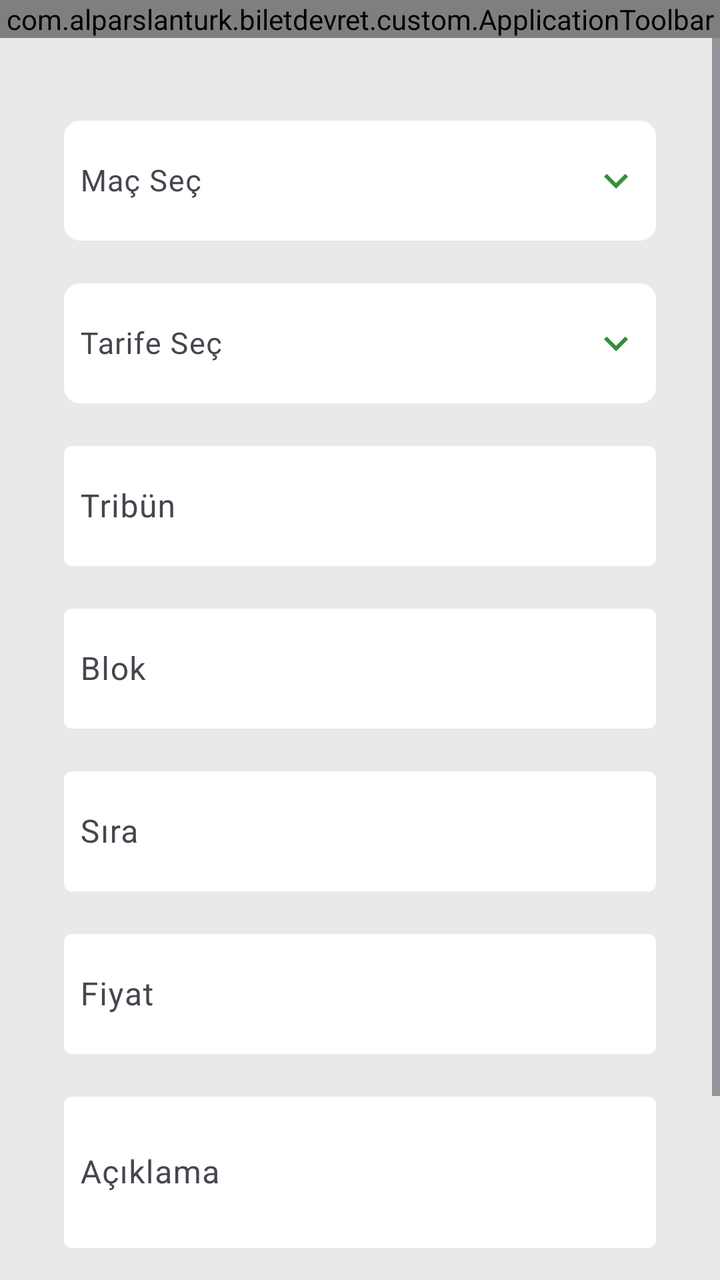
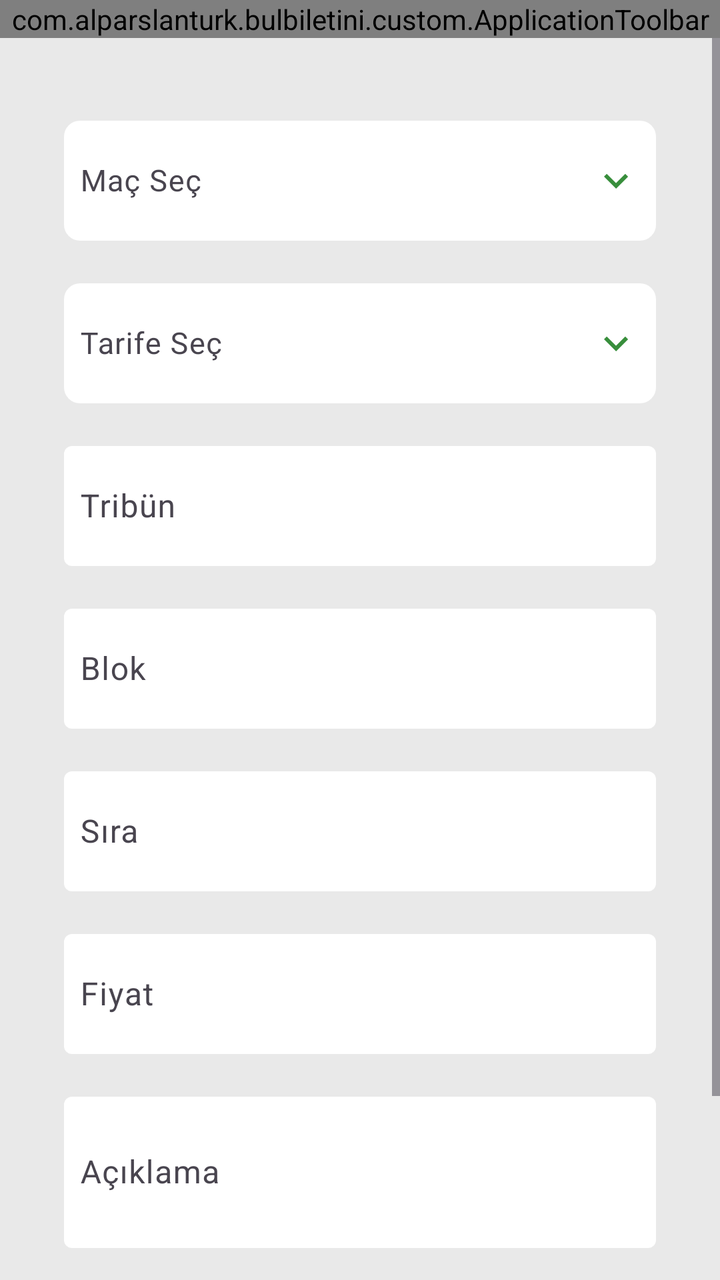

The first picture is an Android layout as it rendered before a commit; the second is the same layout after the commit. The layout source and the unified diff follow.
<!-- AndroidManifest.xml: application theme Theme.KombineApp -->
<!-- res/layout/activity_create_ticket.xml -->
<?xml version="1.0" encoding="utf-8"?>
<LinearLayout xmlns:android="http://schemas.android.com/apk/res/android"
    xmlns:app="http://schemas.android.com/apk/res-auto"
    android:layout_width="match_parent"
    android:layout_height="match_parent"
    android:background="@color/bg_color"
    android:orientation="vertical">

    <com.alparslanturk.biletdevret.custom.ApplicationToolbar
        android:id="@+id/toolbar"
        android:layout_width="match_parent"
        android:layout_height="wrap_content" />

    <ScrollView
        android:layout_width="match_parent"
        android:layout_height="match_parent">

        <LinearLayout
            android:layout_width="match_parent"
            android:layout_height="wrap_content"
            android:orientation="vertical"
            android:padding="32dp">

            <com.google.android.material.textfield.TextInputLayout
                android:layout_width="match_parent"
                android:layout_height="wrap_content"
                android:layout_marginTop="4dp"
                app:boxBackgroundColor="@color/white"
                app:boxStrokeWidth="0dp">

                <com.google.android.material.textfield.TextInputEditText
                    android:id="@+id/edtSelectMatch"
                    style="@style/FormEditText.Spinner.DropDown"
                    android:layout_width="match_parent"
                    android:layout_height="60dp"
                    android:hint="@string/select_match"
                    android:imeOptions="actionNext"
                    android:inputType="text"
                    android:maxLines="1"
                    android:padding="8dp"
                    android:textCursorDrawable="@drawable/color_cursor" />

            </com.google.android.material.textfield.TextInputLayout>

            <com.google.android.material.textfield.TextInputLayout
                android:layout_width="match_parent"
                android:layout_height="wrap_content"
                android:layout_marginTop="16dp"
                app:boxBackgroundColor="@color/white"
                app:boxStrokeWidth="0dp">

                <com.google.android.material.textfield.TextInputEditText
                    android:id="@+id/edtSelectTariff"
                    style="@style/FormEditText.Spinner.DropDown"
                    android:layout_width="match_parent"
                    android:layout_height="60dp"
                    android:hint="@string/select_tariff"
                    android:imeOptions="actionNext"
                    android:inputType="text"
                    android:maxLines="1"
                    android:padding="8dp"
                    android:textCursorDrawable="@drawable/color_cursor" />

            </com.google.android.material.textfield.TextInputLayout>

            <com.google.android.material.textfield.TextInputLayout
                android:layout_width="match_parent"
                android:layout_height="wrap_content"
                android:layout_marginTop="16dp"
                app:boxBackgroundColor="@color/ticket_bg_color"
                app:boxStrokeWidth="0dp">

                <com.google.android.material.textfield.TextInputEditText
                    android:id="@+id/edtTribune"
                    android:layout_width="match_parent"
                    android:layout_height="60dp"
                    android:hint="@string/tribune"
                    android:imeOptions="actionNext"
                    android:inputType="text"
                    android:maxLines="1"
                    android:padding="8dp"
                    android:textCursorDrawable="@drawable/color_cursor" />

            </com.google.android.material.textfield.TextInputLayout>

            <com.google.android.material.textfield.TextInputLayout
                android:layout_width="match_parent"
                android:layout_height="wrap_content"
                android:layout_marginTop="16dp"
                app:boxBackgroundColor="@color/ticket_bg_color"
                app:boxStrokeWidth="0dp">

                <com.google.android.material.textfield.TextInputEditText
                    android:id="@+id/edtBlock"
                    android:layout_width="match_parent"
                    android:layout_height="60dp"
                    android:hint="@string/block"
                    android:imeOptions="actionNext"
                    android:inputType="text"
                    android:maxLines="1"
                    android:padding="8dp"
                    android:textCursorDrawable="@drawable/color_cursor" />

            </com.google.android.material.textfield.TextInputLayout>

            <com.google.android.material.textfield.TextInputLayout
                android:layout_width="match_parent"
                android:layout_height="wrap_content"
                android:layout_marginTop="16dp"
                app:boxBackgroundColor="@color/ticket_bg_color"
                app:boxStrokeWidth="0dp">

                <com.google.android.material.textfield.TextInputEditText
                    android:id="@+id/edtOrder"
                    android:layout_width="match_parent"
                    android:layout_height="60dp"
                    android:hint="@string/order"
                    android:imeOptions="actionNext"
                    android:inputType="text"
                    android:maxLines="1"
                    android:padding="8dp"
                    android:textCursorDrawable="@drawable/color_cursor" />

            </com.google.android.material.textfield.TextInputLayout>

            <com.google.android.material.textfield.TextInputLayout
                android:layout_width="match_parent"
                android:layout_height="wrap_content"
                android:layout_marginTop="16dp"
                app:boxBackgroundColor="@color/ticket_bg_color"
                app:boxStrokeWidth="0dp">

                <com.google.android.material.textfield.TextInputEditText
                    android:id="@+id/edtPrice"
                    android:layout_width="match_parent"
                    android:layout_height="60dp"
                    android:hint="@string/price"
                    android:imeOptions="actionNext"
                    android:inputType="number"
                    android:maxLines="1"
                    android:padding="8dp"
                    android:textCursorDrawable="@drawable/color_cursor" />

            </com.google.android.material.textfield.TextInputLayout>

            <com.google.android.material.textfield.TextInputLayout
                android:layout_width="match_parent"
                android:layout_height="wrap_content"
                android:layout_marginTop="16dp"
                app:boxBackgroundColor="@color/ticket_bg_color"
                app:boxStrokeWidth="0dp">

                <com.google.android.material.textfield.TextInputEditText
                    android:id="@+id/edtDescription"
                    android:layout_width="match_parent"
                    android:layout_height="wrap_content"
                    android:hint="@string/description"
                    android:imeOptions="actionNext"
                    android:inputType="textMultiLine"
                    android:maxLines="5"
                    android:minLines="3"
                    android:padding="8dp"
                    android:textCursorDrawable="@drawable/color_cursor" />

            </com.google.android.material.textfield.TextInputLayout>

            <androidx.appcompat.widget.AppCompatButton
                android:id="@+id/btnCreateTicket"
                android:layout_width="match_parent"
                android:layout_height="wrap_content"
                android:layout_marginTop="32dp"
                android:height="60dp"
                android:background="@drawable/bg_rounded"
                android:backgroundTint="@color/text_selector_default_green"
                android:fontFamily="@font/lato_bold"
                android:text="@string/create_ticket"
                android:textAllCaps="false"
                android:textColor="@color/white"
                android:textSize="15sp" />

        </LinearLayout>

    </ScrollView>


</LinearLayout>
<!-- resources referenced by this layout -->
<resources>
  <color name="bg_color">#E9E9E9</color>
  <color name="ticket_bg_color">#FFFFFF</color>
  <color name="white">#FFFFFFFF</color>
  <!-- drawable bg_rounded (drawable) -->
  <?xml version="1.0" encoding="utf-8"?>
  <shape xmlns:android="http://schemas.android.com/apk/res/android"
      android:padding="10dp"
      android:shape="rectangle">
  
      <solid android:color="@color/ticket_bg_color" />
  
      <corners android:radius="8dp" />
  </shape>
  <!-- drawable color_cursor (drawable) -->
  <shape xmlns:android="http://schemas.android.com/apk/res/android">
      <size android:width="2dp" />
      <solid android:color="#FFFFFF" />
  </shape>
  <string name="block">Blok</string>
  <string name="create_ticket">Bilet Oluştur</string>
  <string name="description">Açıklama</string>
  <string name="order">Sıra</string>
  <string name="price">Fiyat</string>
  <string name="select_match">Maç Seç</string>
  <string name="select_tariff">Tarife Seç</string>
  <string name="tribune">Tribün</string>
  <style name="FormEditText.Spinner.DropDown">
          <item name="android:drawableEnd">@drawable/ic_arrow_down</item>
          <item name="android:padding">12dp</item>
      </style>
  <style name="Theme.KombineApp" parent="Base.Theme.KombineApp" />
  <!-- drawable ic_arrow_down (drawable) -->
  <vector xmlns:android="http://schemas.android.com/apk/res/android"
      android:width="24dp"
      android:height="24dp"
      android:viewportWidth="24"
      android:viewportHeight="24">
      <path
          android:fillColor="@color/primary"
          android:pathData="M7.41,8.59L12,13.17l4.59,-4.58L18,10l-6,6 -6,-6 1.41,-1.41z" />
  </vector>
  <style name="Base.Theme.KombineApp" parent="Theme.Material3.DayNight.NoActionBar">
          <item name="colorPrimary">@color/primary</item>
          <item name="colorSecondaryContainer">@color/light_green</item>
          <item name="android:navigationBarColor">@color/white</item>
      </style>
  <color name="primary">#388E3C</color>
  <color name="light_green">#EBF3EB</color>
</resources>

<!-- the commit's change to res/layout/activity_create_ticket.xml (unified diff, before → after) -->
@@ -6,7 +6,7 @@
     android:background="@color/bg_color"
     android:orientation="vertical">
 
-    <com.alparslanturk.biletdevret.custom.ApplicationToolbar
+    <com.alparslanturk.bulbiletini.custom.ApplicationToolbar
         android:id="@+id/toolbar"
         android:layout_width="match_parent"
         android:layout_height="wrap_content" />
